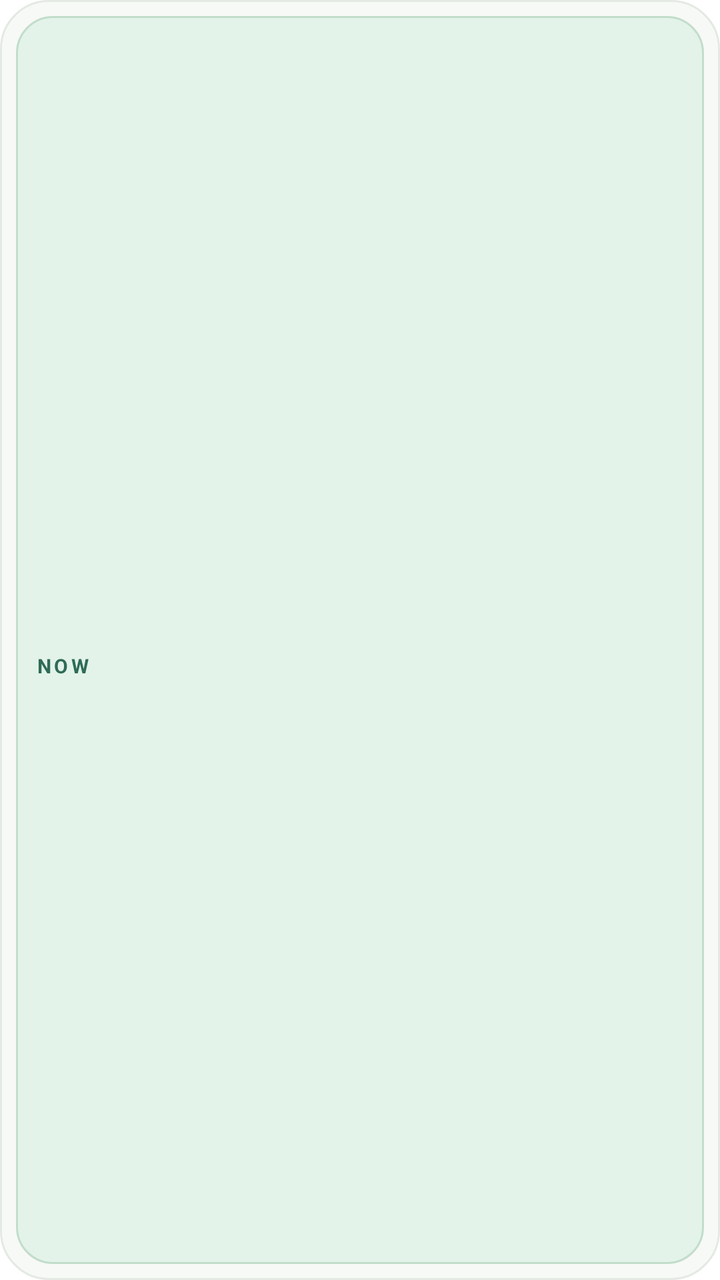
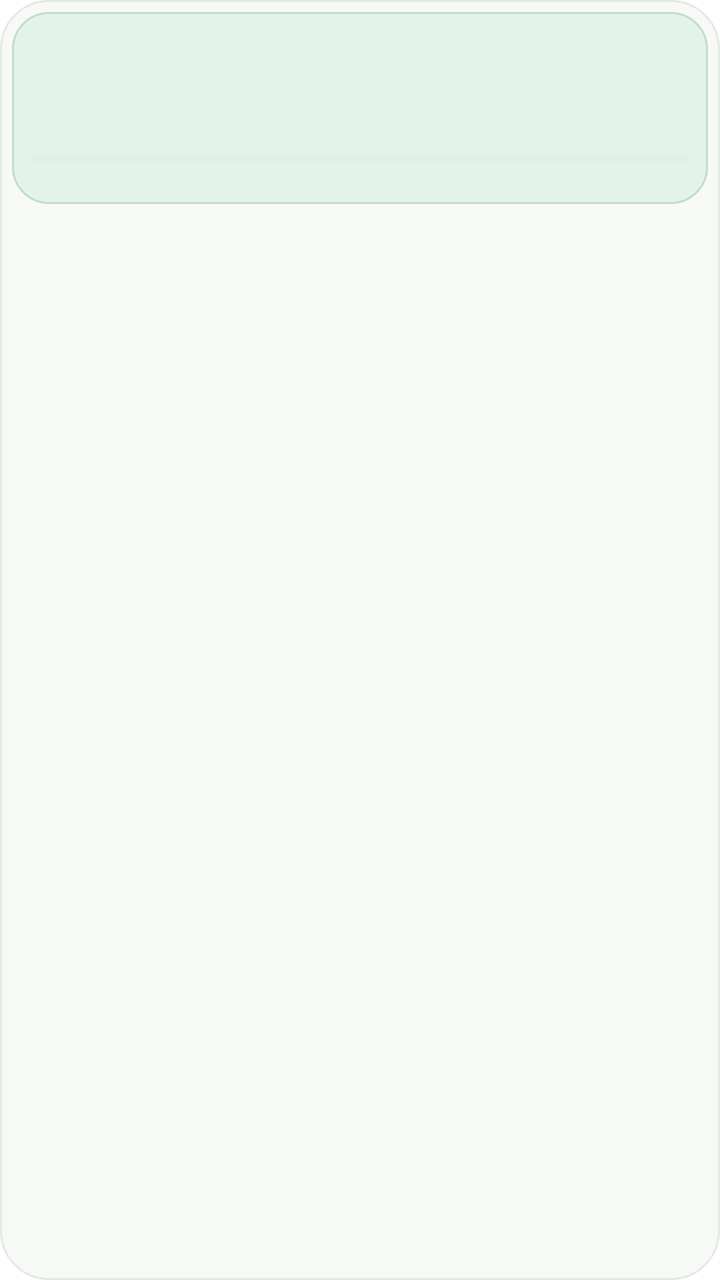

Before-and-after screenshots of an Android layout around one commit, followed by the original layout XML and the change that was made.
<!-- AndroidManifest.xml: fallback theme Theme.MaterialComponents.DayNight.NoActionBar -->
<!-- res/layout/hourly_widget_compact.xml -->
<?xml version="1.0" encoding="utf-8"?>
<LinearLayout xmlns:android="http://schemas.android.com/apk/res/android"
    android:layout_width="match_parent"
    android:layout_height="match_parent"
    android:background="@drawable/bg_widget"
    android:orientation="vertical"
    android:padding="8dp">

    <LinearLayout
        android:id="@+id/hero_card"
        android:layout_width="match_parent"
        android:layout_height="0dp"
        android:layout_weight="1"
        android:background="@drawable/bg_widget_hero_active"
        android:gravity="center_vertical"
        android:orientation="vertical"
        android:paddingStart="10dp"
        android:paddingTop="8dp"
        android:paddingEnd="10dp"
        android:paddingBottom="8dp">

        <TextView
            android:id="@+id/widget_day"
            android:layout_width="match_parent"
            android:layout_height="wrap_content"
            android:ellipsize="end"
            android:letterSpacing="0.1"
            android:maxLines="1"
            android:textColor="@color/widget_accent"
            android:textSize="10sp"
            android:textStyle="bold" />

        <TextView
            android:id="@+id/hero_time"
            android:layout_width="match_parent"
            android:layout_height="wrap_content"
            android:fontFeatureSettings="tnum"
            android:includeFontPadding="false"
            android:letterSpacing="-0.02"
            android:maxLines="1"
            android:textColor="@color/widget_text"
            android:textSize="24sp"
            android:textStyle="bold" />

        <LinearLayout
            android:layout_width="wrap_content"
            android:layout_height="wrap_content"
            android:layout_marginTop="2dp"
            android:gravity="center_vertical"
            android:orientation="horizontal">

            <TextView
                android:id="@+id/hero_now"
                android:layout_width="wrap_content"
                android:layout_height="wrap_content"
                android:layout_marginEnd="7dp"
                android:letterSpacing="0.14"
                android:text="@string/widget_now"
                android:textColor="@color/widget_accent"
                android:textSize="10sp"
                android:textStyle="bold" />

            <TextView
                android:id="@+id/hero_chip"
                android:layout_width="wrap_content"
                android:layout_height="wrap_content"
                android:background="@drawable/bg_widget_chip_active"
                android:letterSpacing="0.08"
                android:paddingStart="8dp"
                android:paddingTop="3dp"
                android:paddingEnd="8dp"
                android:paddingBottom="3dp"
                android:textColor="@color/widget_active_text"
                android:textSize="10sp"
                android:textStyle="bold" />
        </LinearLayout>

        <TextView
            android:id="@+id/hero_text"
            android:layout_width="match_parent"
            android:layout_height="wrap_content"
            android:layout_marginTop="4dp"
            android:ellipsize="end"
            android:includeFontPadding="false"
            android:maxLines="2"
            android:textColor="@color/widget_text"
            android:textSize="12sp"
            android:textStyle="bold" />

        
        <ProgressBar
            android:id="@+id/hero_progress"
            style="?android:attr/progressBarStyleHorizontal"
            android:layout_width="match_parent"
            android:layout_height="4dp"
            android:layout_marginTop="6dp"
            android:max="60"
            android:progress="0"
            android:progressBackgroundTint="@color/widget_track"
            android:progressTint="@color/widget_progress_fill"
            android:visibility="gone" />

        <TextView
            android:id="@+id/hero_meta"
            android:layout_width="match_parent"
            android:layout_height="wrap_content"
            android:ellipsize="end"
            android:maxLines="1"
            android:textColor="@color/widget_muted"
            android:textSize="11sp"
            android:visibility="gone" />
    </LinearLayout>
</LinearLayout>
<!-- resources referenced by this layout -->
<resources>
  <color name="widget_accent">#2F6B57</color>
  <color name="widget_active_text">#1F7A4C</color>
  <color name="widget_muted">#46554D</color>
  <color name="widget_progress_fill">#4C6F60</color>
  <color name="widget_text">#121A15</color>
  <color name="widget_track">#DCE6DE</color>
  <!-- drawable bg_widget (drawable) -->
  <?xml version="1.0" encoding="utf-8"?>
  <shape xmlns:android="http://schemas.android.com/apk/res/android"
      android:shape="rectangle">
      <solid android:color="@color/widget_background" />
      <corners android:radius="24dp" />
      <stroke
          android:width="1dp"
          android:color="@color/widget_stroke" />
  </shape>
  <!-- drawable bg_widget_chip_active (drawable) -->
  <?xml version="1.0" encoding="utf-8"?>
  <shape xmlns:android="http://schemas.android.com/apk/res/android"
      android:shape="rectangle">
      <solid android:color="@color/widget_active_bg" />
      <corners android:radius="20dp" />
  </shape>
  <!-- drawable bg_widget_hero_active (drawable) -->
  <?xml version="1.0" encoding="utf-8"?>
  <shape xmlns:android="http://schemas.android.com/apk/res/android"
      android:shape="rectangle">
      <solid android:color="@color/widget_active_bg" />
      <corners android:radius="18dp" />
      <stroke
          android:width="1dp"
          android:color="@color/widget_active_stroke" />
  </shape>
  <string name="widget_now">NOW</string>
  <color name="widget_background">#F7F9F6</color>
  <color name="widget_stroke">#E4EAE3</color>
  <color name="widget_active_bg">#E3F3E9</color>
  <color name="widget_active_stroke">#C2DDCB</color>
</resources>

<!-- the commit's change to res/layout/hourly_widget_compact.xml (unified diff, before → after) -->
@@ -4,110 +4,130 @@
     android:layout_height="match_parent"
     android:background="@drawable/bg_widget"
     android:orientation="vertical"
-    android:padding="8dp">
+    android:paddingStart="6dp"
+    android:paddingTop="6dp"
+    android:paddingEnd="6dp"
+    android:paddingBottom="6dp">
 
     <LinearLayout
         android:id="@+id/hero_card"
         android:layout_width="match_parent"
-        android:layout_height="0dp"
-        android:layout_weight="1"
+        android:layout_height="wrap_content"
         android:background="@drawable/bg_widget_hero_active"
-        android:gravity="center_vertical"
         android:orientation="vertical"
         android:paddingStart="10dp"
-        android:paddingTop="8dp"
+        android:paddingTop="6dp"
         android:paddingEnd="10dp"
-        android:paddingBottom="8dp">
+        android:paddingBottom="6dp">
 
-        <TextView
-            android:id="@+id/widget_day"
+        <LinearLayout
             android:layout_width="match_parent"
             android:layout_height="wrap_content"
-            android:ellipsize="end"
-            android:letterSpacing="0.1"
-            android:maxLines="1"
-            android:textColor="@color/widget_accent"
-            android:textSize="10sp"
-            android:textStyle="bold" />
-
-        <TextView
-            android:id="@+id/hero_time"
-            android:layout_width="match_parent"
-            android:layout_height="wrap_content"
-            android:fontFeatureSettings="tnum"
-            android:includeFontPadding="false"
-            android:letterSpacing="-0.02"
-            android:maxLines="1"
-            android:textColor="@color/widget_text"
-            android:textSize="24sp"
-            android:textStyle="bold" />
-
-        <LinearLayout
-            android:layout_width="wrap_content"
-            android:layout_height="wrap_content"
-            android:layout_marginTop="2dp"
             android:gravity="center_vertical"
             android:orientation="horizontal">
 
             <TextView
-                android:id="@+id/hero_now"
-                android:layout_width="wrap_content"
+                android:id="@+id/widget_day"
+                android:layout_width="0dp"
                 android:layout_height="wrap_content"
-                android:layout_marginEnd="7dp"
-                android:letterSpacing="0.14"
-                android:text="@string/widget_now"
+                android:layout_weight="1"
+                android:ellipsize="end"
+                android:includeFontPadding="false"
+                android:letterSpacing="0.1"
+                android:maxLines="1"
                 android:textColor="@color/widget_accent"
-                android:textSize="10sp"
+                android:textSize="10.5sp"
                 android:textStyle="bold" />
 
+            
             <TextView
                 android:id="@+id/hero_chip"
                 android:layout_width="wrap_content"
                 android:layout_height="wrap_content"
                 android:background="@drawable/bg_widget_chip_active"
-                android:letterSpacing="0.08"
+                android:letterSpacing="0.06"
                 android:paddingStart="8dp"
-                android:paddingTop="3dp"
+                android:paddingTop="2dp"
                 android:paddingEnd="8dp"
-                android:paddingBottom="3dp"
+                android:paddingBottom="2dp"
                 android:textColor="@color/widget_active_text"
                 android:textSize="10sp"
                 android:textStyle="bold" />
         </LinearLayout>
 
         <TextView
+            android:id="@+id/hero_time"
+            android:layout_width="match_parent"
+            android:layout_height="wrap_content"
+            android:layout_marginTop="3dp"
+            android:fontFeatureSettings="tnum"
+            android:includeFontPadding="false"
+            android:letterSpacing="-0.02"
+            android:maxLines="1"
+            android:textColor="@color/widget_text"
+            android:textSize="22sp"
+            android:textStyle="bold" />
+
+        <TextView
             android:id="@+id/hero_text"
             android:layout_width="match_parent"
             android:layout_height="wrap_content"
-            android:layout_marginTop="4dp"
+            android:layout_marginTop="1dp"
             android:ellipsize="end"
             android:includeFontPadding="false"
-            android:maxLines="2"
+            android:maxLines="1"
             android:textColor="@color/widget_text"
             android:textSize="12sp"
             android:textStyle="bold" />
 
         
+        <TextView
+            android:id="@+id/hero_now"
+            android:layout_width="wrap_content"
+            android:layout_height="wrap_content"
+            android:text="@string/widget_now"
+            android:textSize="10sp"
+            android:visibility="gone" />
+
         <ProgressBar
             android:id="@+id/hero_progress"
             style="?android:attr/progressBarStyleHorizontal"
             android:layout_width="match_parent"
             android:layout_height="4dp"
-            android:layout_marginTop="6dp"
+            android:layout_marginTop="4dp"
             android:max="60"
             android:progress="0"
             android:progressBackgroundTint="@color/widget_track"
-            android:progressTint="@color/widget_progress_fill"
-            android:visibility="gone" />
+            android:progressTint="@color/widget_progress_fill" />
 
+        
         <TextView
             android:id="@+id/hero_meta"
             android:layout_width="match_parent"
             android:layout_height="wrap_content"
+            android:layout_marginTop="2dp"
             android:ellipsize="end"
+            android:includeFontPadding="false"
             android:maxLines="1"
             android:textColor="@color/widget_muted"
-            android:textSize="11sp"
-            android:visibility="gone" />
+            android:textSize="10.5sp" />
     </LinearLayout>
+
+    
+    <TextView
+        android:id="@+id/widget_progress"
+        android:layout_width="match_parent"
+        android:layout_height="wrap_content"
+        android:layout_marginTop="4dp"
+        android:ellipsize="end"
+        android:includeFontPadding="false"
+        android:maxLines="1"
+        android:textColor="@color/widget_muted"
+        android:textSize="10.5sp" />
+
+    <TextView
+        android:id="@+id/widget_tail"
+        android:layout_width="match_parent"
+        android:layout_height="0dp"
+        android:layout_weight="1" />
 </LinearLayout>
